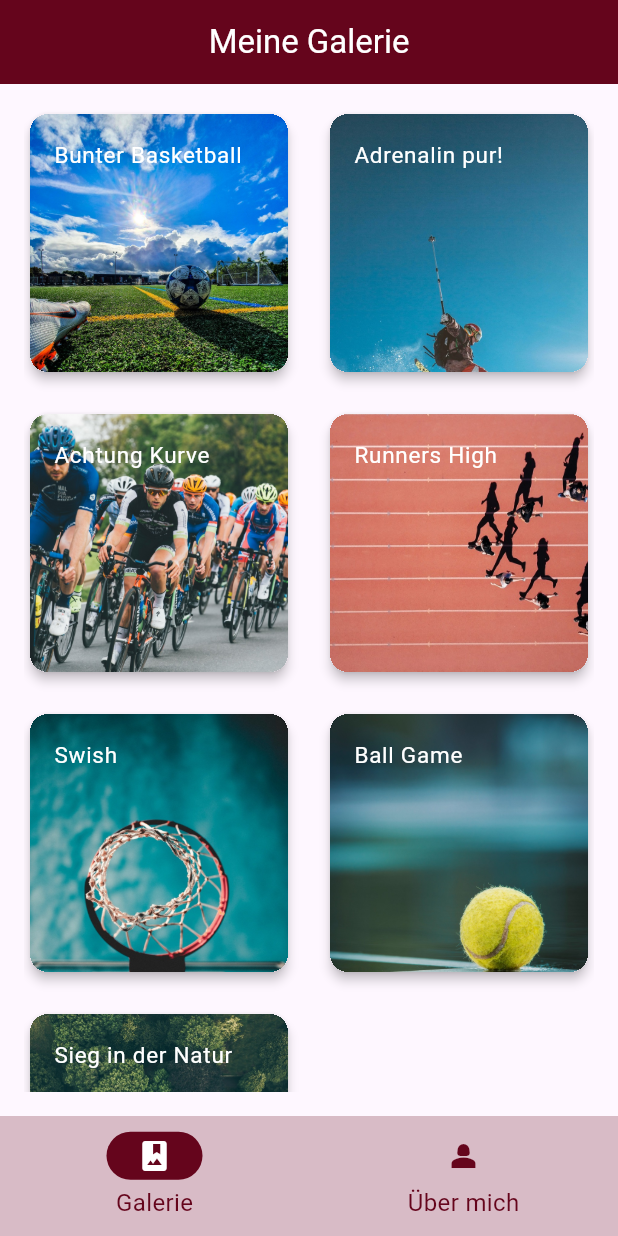
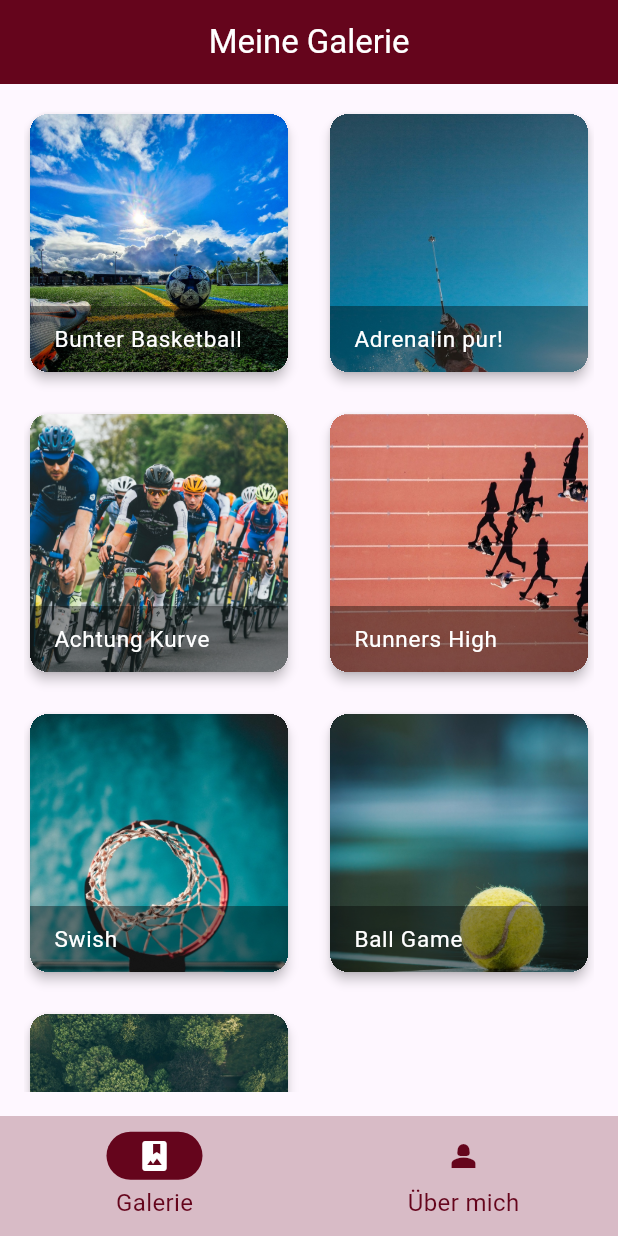
Before and after one commit to Platypus84/photo_gallery, a Flutter app: the screen it shows after launch, on a phone screen of 412 x 824 dp. Run offline on Flutter 3.47's test engine with Material 3 defaults, Android fonts, the phone set to English and light mode, and no system bars.

Commit message:
update02_photogallery

```diff
--- a/lib/gallery_item.dart
+++ b/lib/gallery_item.dart
@@ -57,33 +57,33 @@ class GalleryItem extends StatelessWidget {
               alignment: Alignment.topCenter,
             ),
           ),
-          child: ListTile(
-            tileColor: Color.fromARGB(200, 0, 0, 0),
-            title: Text(
-              imageTitle,
-              style: TextStyle(color: Colors.white, fontSize: 15),
-            ),
+          child: Stack(
+            children: [
+              Positioned(
+                bottom: 0,
+                left: 0,
+                right: 0,
+                height: null,
+                child: Container(
+                  color: Color.fromARGB(100, 0, 0, 0),
+                  child: ListTile(
+                    visualDensity: VisualDensity(
+                      vertical: -3, // bestimmt die Höhe der ListTile
+                    ),
+                    title: Text(
+                      imageTitle,
+                      style: TextStyle(
+                        color: Colors.white,
+                        fontSize: 15,
+                        height: 1,
+                      ),
+                    ),
+                  ),
+                ),
+              ),
+            ],
           ),
         ),
-
-        // child: Column(
-        //   children: [
-        //     Expanded(
-        //       child: Image.asset(imagePath, fit: BoxFit.fitWidth, scale: 1000),
-        //     ),
-        //     Positioned(
-        //       bottom: 0,
-        //       left: 0,
-        //       child: Padding(
-        //         padding: const EdgeInsets.all(8.0),
-        //         child: Text(
-        //           imageTitle,
-        //           style: Theme.of(context).textTheme.displaySmall,
-        //         ),
-        //       ),
-        //     ),
-        //   ],
-        // ),
       ),
     );
   }
```
